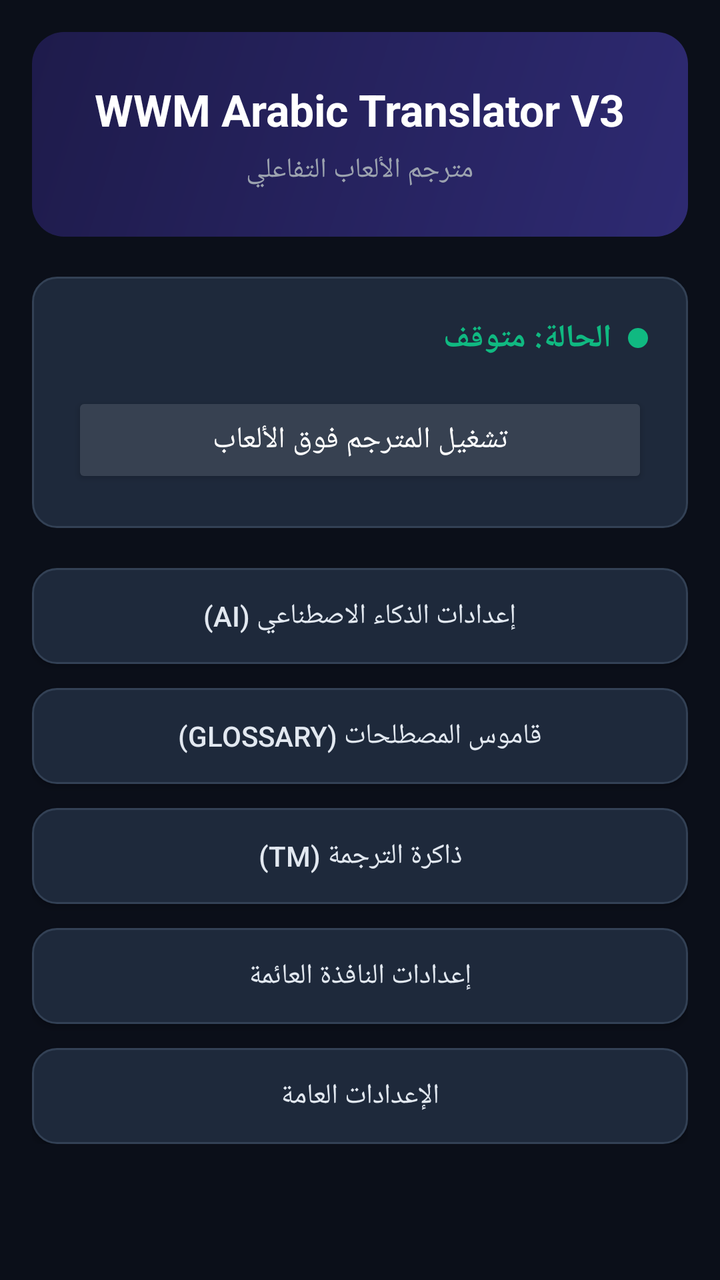
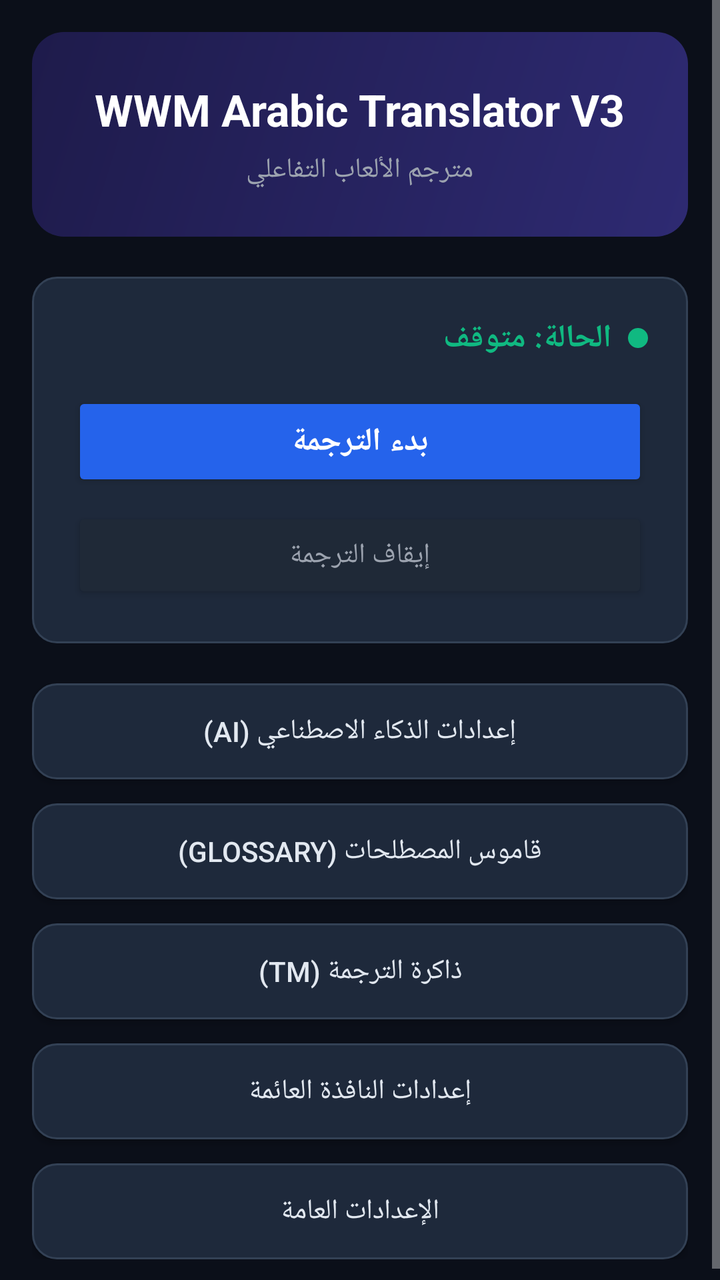

Screens rendered from an Android XML layout before and after an edit, with the pre-edit source and the edit as a unified diff.
<!-- AndroidManifest.xml: application theme Theme.AppCompat.NoActionBar -->
<!-- res/layout/activity_main.xml -->
<?xml version="1.0" encoding="utf-8"?>
<ScrollView xmlns:android="http://schemas.android.com/apk/res/android"
    android:layout_width="match_parent"
    android:layout_height="match_parent"
    android:background="#0B0F19"
    android:fillViewport="true">

    <LinearLayout
        android:layout_width="match_parent"
        android:layout_height="wrap_content"
        android:orientation="vertical"
        android:padding="16dp">

        
        <LinearLayout
            android:id="@+id/headerCardContainer"
            android:layout_width="match_parent"
            android:layout_height="wrap_content"
            android:background="@drawable/bg_header_card"
            android:orientation="vertical"
            android:padding="24dp">

            <TextView
                android:layout_width="wrap_content"
                android:layout_height="wrap_content"
                android:layout_gravity="center"
                android:text="WWM Arabic Translator V3"
                android:textColor="#FFFFFF"
                android:textSize="22sp"
                android:textStyle="bold" />

            <TextView
                android:layout_width="wrap_content"
                android:layout_height="wrap_content"
                android:layout_gravity="center"
                android:layout_marginTop="6dp"
                android:text="مترجم الألعاب التفاعلي"
                android:textColor="#9CA3AF"
                android:textSize="14sp" />
        </LinearLayout>

        
        <LinearLayout
            android:layout_width="match_parent"
            android:layout_height="wrap_content"
            android:layout_marginTop="20dp"
            android:background="@drawable/bg_status_item"
            android:orientation="vertical"
            android:padding="20dp">

            <LinearLayout
                android:layout_width="wrap_content"
                android:layout_height="wrap_content"
                android:layout_gravity="end"
                android:gravity="center_vertical"
                android:orientation="horizontal">

                <TextView
                    android:id="@+id/tvStatus"
                    android:layout_width="wrap_content"
                    android:layout_height="wrap_content"
                    android:text="الحالة: متوقف"
                    android:textColor="#10B981"
                    android:textSize="16sp"
                    android:textStyle="bold" />

                <ImageView
                    android:layout_width="10dp"
                    android:layout_height="10dp"
                    android:layout_marginStart="8dp"
                    android:src="@drawable/ic_dot_green" />
            </LinearLayout>

            <Button
                android:id="@+id/btnToggleOverlay"
                android:layout_width="match_parent"
                android:layout_height="wrap_content"
                android:layout_marginTop="16dp"
                android:backgroundTint="#374151"
                android:padding="12dp"
                android:text="تشغيل المترجم فوق الألعاب"
                android:textColor="#FFFFFF"
                android:textSize="15sp" />
        </LinearLayout>

        
        <LinearLayout
            android:layout_width="match_parent"
            android:layout_height="wrap_content"
            android:layout_marginTop="20dp"
            android:orientation="vertical">

            <Button
                android:id="@+id/btnOpenAiSettings"
                android:layout_width="match_parent"
                android:layout_height="wrap_content"
                android:layout_marginBottom="12dp"
                android:background="@drawable/bg_status_item"
                android:backgroundTint="@null"
                android:padding="14dp"
                android:text="إعدادات الذكاء الاصطناعي (AI)"
                android:textColor="#E2E8F0" />

            <Button
                android:id="@+id/btnOpenGlossary"
                android:layout_width="match_parent"
                android:layout_height="wrap_content"
                android:layout_marginBottom="12dp"
                android:background="@drawable/bg_status_item"
                android:backgroundTint="@null"
                android:padding="14dp"
                android:text="قاموس المصطلحات (GLOSSARY)"
                android:textColor="#E2E8F0" />

            <Button
                android:id="@+id/btnOpenTranslationMemory"
                android:layout_width="match_parent"
                android:layout_height="wrap_content"
                android:layout_marginBottom="12dp"
                android:background="@drawable/bg_status_item"
                android:backgroundTint="@null"
                android:padding="14dp"
                android:text="ذاكرة الترجمة (TM)"
                android:textColor="#E2E8F0" />

            <Button
                android:id="@+id/btnOpenOverlaySettings"
                android:layout_width="match_parent"
                android:layout_height="wrap_content"
                android:layout_marginBottom="12dp"
                android:background="@drawable/bg_status_item"
                android:backgroundTint="@null"
                android:padding="14dp"
                android:text="إعدادات النافذة العائمة"
                android:textColor="#E2E8F0" />

            <Button
                android:id="@+id/btnOpenSettings"
                android:layout_width="match_parent"
                android:layout_height="wrap_content"
                android:background="@drawable/bg_status_item"
                android:backgroundTint="@null"
                android:padding="14dp"
                android:text="الإعدادات العامة"
                android:textColor="#E2E8F0" />
        </LinearLayout>

    </LinearLayout>
</ScrollView>
<!-- resources referenced by this layout -->
<resources>
  <!-- drawable bg_header_card (drawable) -->
  <?xml version="1.0" encoding="utf-8"?>
  <shape xmlns:android="http://schemas.android.com/apk/res/android"
      android:shape="rectangle">
      <gradient
          android:angle="135"
          android:endColor="#1E1B4B"
          android:startColor="#2E2A72" />
      <corners android:radius="16dp" />
  </shape>
  <!-- drawable bg_status_item (drawable) -->
  <?xml version="1.0" encoding="utf-8"?>
  <shape xmlns:android="http://schemas.android.com/apk/res/android"
      android:shape="rectangle">
      <solid android:color="#1E293B" />
      <corners android:radius="12dp" />
      <stroke
          android:width="1dp"
          android:color="#334155" />
  </shape>
  <!-- drawable ic_dot_green (drawable) -->
  <?xml version="1.0" encoding="utf-8"?>
  <shape xmlns:android="http://schemas.android.com/apk/res/android"
      android:shape="oval">
      <solid android:color="#10B981" />
      <size
          android:width="10dp"
          android:height="10dp" />
  </shape>
</resources>

<!-- the commit's change to res/layout/activity_main.xml (unified diff, before → after) -->
@@ -71,16 +71,30 @@
                     android:src="@drawable/ic_dot_green" />
             </LinearLayout>
 
+            
             <Button
-                android:id="@+id/btnToggleOverlay"
+                android:id="@+id/btnStartTranslation"
                 android:layout_width="match_parent"
                 android:layout_height="wrap_content"
                 android:layout_marginTop="16dp"
-                android:backgroundTint="#374151"
+                android:backgroundTint="#2563EB"
+                android:padding="14dp"
+                android:text="بدء الترجمة"
+                android:textColor="#FFFFFF"
+                android:textSize="16sp"
+                android:textStyle="bold" />
+
+            
+            <Button
+                android:id="@+id/btnStopTranslation"
+                android:layout_width="match_parent"
+                android:layout_height="wrap_content"
+                android:layout_marginTop="8dp"
+                android:backgroundTint="#1F2937"
                 android:padding="12dp"
-                android:text="تشغيل المترجم فوق الألعاب"
-                android:textColor="#FFFFFF"
-                android:textSize="15sp" />
+                android:text="إيقاف الترجمة"
+                android:textColor="#9CA3AF"
+                android:textSize="14sp" />
         </LinearLayout>
 
         
